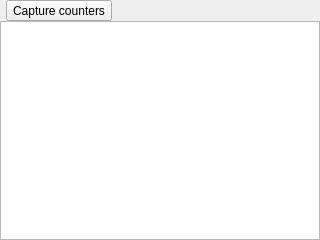
This is qrenderdoc/Windows/PerformanceCounterViewer.ui in baldurk/renderdoc as Qt 5 draws it before an edit. The edited form follows.
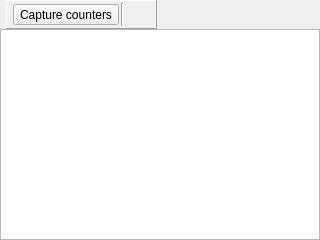
This is the edited form. Icons and pictures are not drawn. Custom widgets are drawn as their Qt base class.

Commit message: Add CSV export button to counter viewer

```diff
--- a/qrenderdoc/Windows/PerformanceCounterViewer.ui
+++ b/qrenderdoc/Windows/PerformanceCounterViewer.ui
@@ -44,10 +44,58 @@
       <number>6</number>
      </property>
      <item>
-      <widget class="QToolButton" name="captureCounters">
-       <property name="text">
-        <string>Capture counters</string>
+      <widget class="QFrame" name="frame">
+       <property name="frameShape">
+        <enum>QFrame::Panel</enum>
        </property>
+       <property name="frameShadow">
+        <enum>QFrame::Raised</enum>
+       </property>
+       <layout class="QHBoxLayout" name="horizontalLayout_2">
+        <property name="spacing">
+         <number>2</number>
+        </property>
+        <property name="leftMargin">
+         <number>6</number>
+        </property>
+        <property name="topMargin">
+         <number>2</number>
+        </property>
+        <property name="rightMargin">
+         <number>6</number>
+        </property>
+        <property name="bottomMargin">
+         <number>2</number>
+        </property>
+        <item>
+         <widget class="QToolButton" name="captureCounters">
+          <property name="text">
+           <string>Capture counters</string>
+          </property>
+         </widget>
+        </item>
+        <item>
+         <widget class="Line" name="line">
+          <property name="orientation">
+           <enum>Qt::Vertical</enum>
+          </property>
+         </widget>
+        </item>
+        <item>
+         <widget class="QToolButton" name="saveCSV">
+          <property name="toolTip">
+           <string>Export to CSV</string>
+          </property>
+          <property name="icon">
+           <iconset resource="../Resources/resources.qrc">
+            <normaloff>:/save.png</normaloff>:/save.png</iconset>
+          </property>
+          <property name="autoRaise">
+           <bool>true</bool>
+          </property>
+         </widget>
+        </item>
+       </layout>
       </widget>
      </item>
      <item>
```
Left out of the diff: 4 changed lines with no effect on the pictures. The commit also changes 3 other files.
